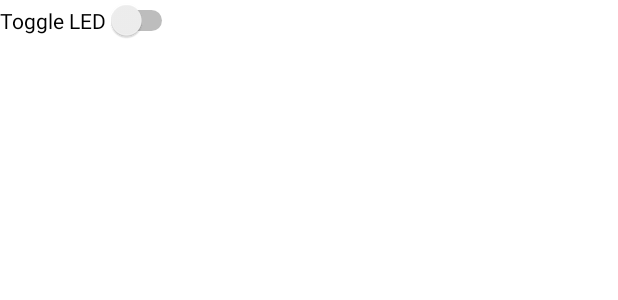
After one commit to KevTango/spectroscopy-analyser, an Android app: the layout activity_data.xml on its own in the app's theme, with its tools: preview values and no code run, on a phone screen of 412 x 824 dp. The commit adds this screen. Shown: the top 300 px of the screen. Run offline under Robolectric (Android 15) with nearby library versions, the phone set to English and light mode, and no system bars.

Commit message:
communication working

```diff
--- a/spectroscopy-app/app/build.gradle
+++ b/spectroscopy-app/app/build.gradle
@@ -44,6 +44,8 @@ dependencies {
     //retrofit2
     implementation 'com.squareup.retrofit2:retrofit:2.7.1'
     implementation 'com.squareup.retrofit2:converter-gson:2.0.0'
+    //android async
+    implementation 'com.loopj.android:android-async-http:1.4.9'
     testImplementation 'junit:junit:4.+'
     androidTestImplementation 'androidx.test.ext:junit:1.1.2'
     androidTestImplementation 'androidx.test.espresso:espresso-core:3.3.0'
--- a/spectroscopy-app/app/src/main/AndroidManifest.xml
+++ b/spectroscopy-app/app/src/main/AndroidManifest.xml
@@ -2,8 +2,8 @@
 <manifest xmlns:android="http://schemas.android.com/apk/res/android"
     package="com.example.spectroscopy_app">
 
-    <uses-permission android:name="android.permission.ACCESS_NETWORK_STATE"/>
-    <uses-permission android:name="android.permission.INTERNET"/>
+    <uses-permission android:name="android.permission.ACCESS_NETWORK_STATE" />
+    <uses-permission android:name="android.permission.INTERNET" />
 
     <application
         android:allowBackup="true"
@@ -12,6 +12,7 @@
         android:roundIcon="@mipmap/ic_launcher_round"
         android:supportsRtl="true"
         android:theme="@style/Theme.Spectroscopyapp">
+        <activity android:name=".DataActivity"></activity>
         <activity android:name=".MainActivity">
             <intent-filter>
                 <action android:name="android.intent.action.MAIN" />
--- /dev/null
+++ b/spectroscopy-app/app/src/main/java/com/example/spectroscopy_app/HTTPRequests.kt
@@ -0,0 +1,5 @@
+package com.example.spectroscopy_app
+
+interface HTTPRequests {
+
+}
--- a/spectroscopy-app/app/src/main/java/com/example/spectroscopy_app/connection/Constant.kt
+++ b/spectroscopy-app/app/src/main/java/com/example/spectroscopy_app/connection/Constant.kt
@@ -3,5 +3,6 @@ package com.example.spectroscopy_app.connection
 class Constant {
     companion object {
         var ipAddress = "IP Address"
+        var ipCheck = 0
     }
 }
--- /dev/null
+++ b/spectroscopy-app/app/src/main/java/com/example/spectroscopy_app/connection/sensorJSON.kt
@@ -0,0 +1,6 @@
+package com.example.spectroscopy_app.connection
+
+data class sensorJSON(
+    val `data`: List<Double>,
+    val type: String
+)
--- /dev/null
+++ b/spectroscopy-app/app/src/main/res/layout/activity_data.xml
@@ -0,0 +1,16 @@
+<?xml version="1.0" encoding="utf-8"?>
+<androidx.constraintlayout.widget.ConstraintLayout xmlns:android="http://schemas.android.com/apk/res/android"
+    xmlns:app="http://schemas.android.com/apk/res-auto"
+    xmlns:tools="http://schemas.android.com/tools"
+    android:layout_width="match_parent"
+    android:layout_height="match_parent"
+    tools:context=".DataActivity">
+
+    <Switch
+        android:id="@+id/switch1"
+        android:layout_width="wrap_content"
+        android:layout_height="wrap_content"
+        android:text="Toggle LED"
+        app:layout_constraintStart_toStartOf="parent"
+        app:layout_constraintTop_toTopOf="parent" />
+</androidx.constraintlayout.widget.ConstraintLayout>
```
Also changed, not shown: spectroscopy-app/app/src/main/java/com/example/spectroscopy_app/DataActivity.kt (added, +11 -0 lines), spectroscopy-app/app/src/main/java/com/example/spectroscopy_app/MainActivity.kt (+15 -1 lines), spectroscopy-app/app/src/main/java/com/example/spectroscopy_app/connection/ConnectToIPAddress.kt (added, +25 -0 lines), spectroscopy-app/app/src/main/java/com/example/spectroscopy_app/connection/Network.kt (deleted, +0 -21 lines), 1 other file.
